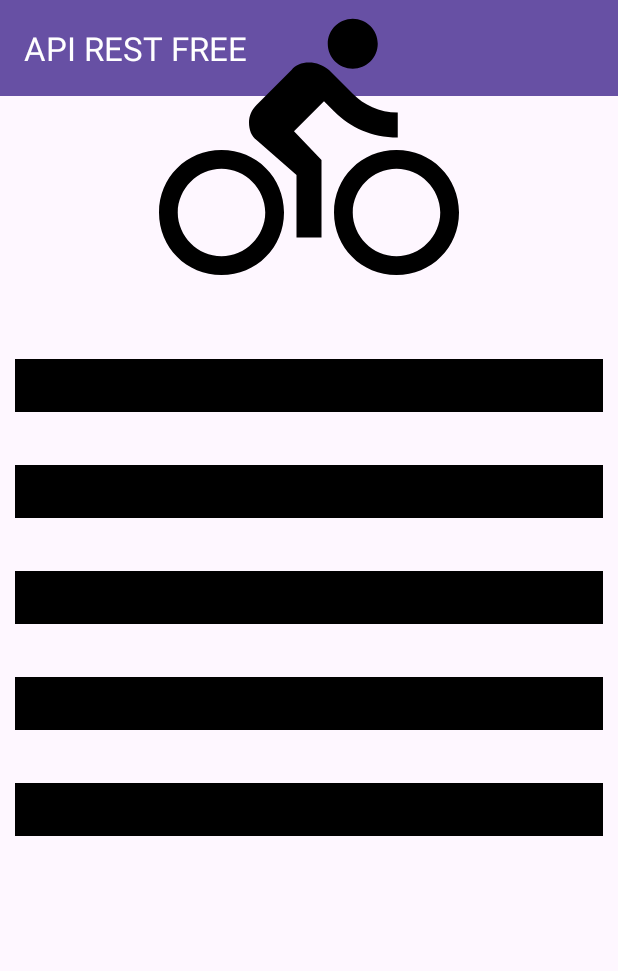
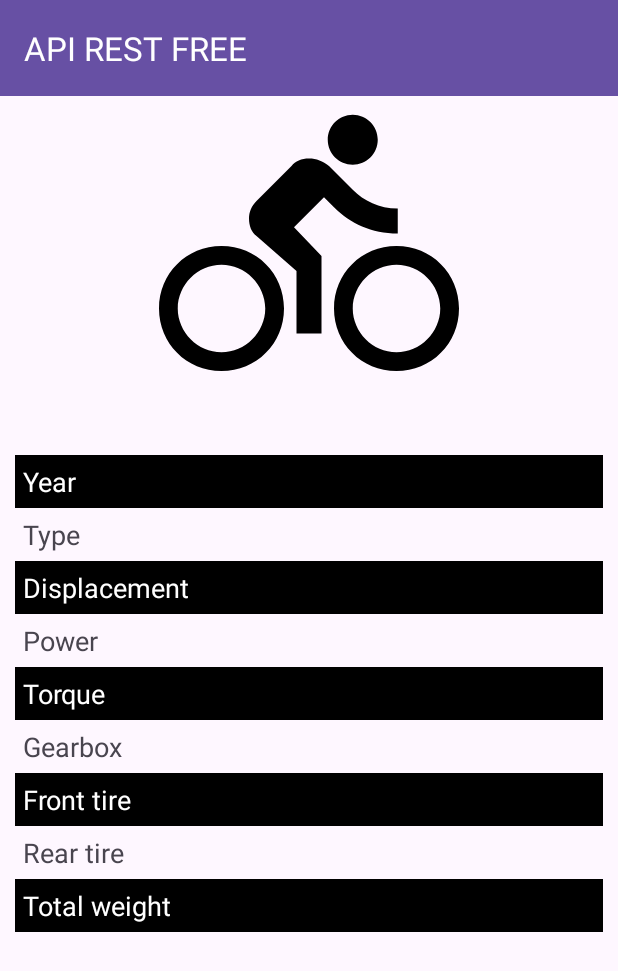
Before and after one commit to VicLT/PMDM_05_API_Rest_Free, an Android app: the DetailActivity screen opened directly, with no data from a screen before it, on a phone screen of 412 x 824 dp. Shown: the top 971 px of the screen. Run offline under Robolectric (Android 15) with nearby library versions, the phone set to English and light mode, and no system bars; network calls fail; Roboto replaces fonts that are not available here.

Commit message:
Detail works.

```diff
--- a/app/src/main/AndroidManifest.xml
+++ b/app/src/main/AndroidManifest.xml
@@ -17,7 +17,7 @@
         android:theme="@style/Theme.APIRESTFREE"
         tools:targetApi="35">
         <activity
-            android:name=".ui.detail.DetailMotorcycleActivity"
+            android:name=".ui.detail.DetailActivity"
             android:parentActivityName=".ui.main.MainActivity"
             android:exported="false">
         </activity>
--- a/app/src/main/java/edu/pract5/apirestfree/ui/detail/DetailMotorcycleActivity.kt
+++ b/app/src/main/java/edu/pract5/apirestfree/ui/detail/DetailActivity.kt
@@ -2,7 +2,6 @@ package edu.pract5.apirestfree.ui.detail
 
 import android.app.Activity
 import android.content.Intent
-import android.net.Uri
 import android.os.Build
 import android.os.Bundle
 import android.util.Log
@@ -11,16 +10,15 @@ import androidx.activity.enableEdgeToEdge
 import androidx.appcompat.app.AppCompatActivity
 import androidx.core.view.ViewCompat
 import androidx.core.view.WindowInsetsCompat
-import com.bumptech.glide.Glide
-import com.bumptech.glide.load.resource.bitmap.RoundedCorners
 import edu.pract5.apirestfree.R
 import edu.pract5.apirestfree.databinding.ActivityDetailBinding
 import edu.pract5.apirestfree.models.Motorcycle
+import java.util.Locale
 
 @Suppress("DEPRECATION")
-class DetailMotorcycleActivity : AppCompatActivity() {
+class DetailActivity : AppCompatActivity() {
     private lateinit var binding: ActivityDetailBinding
-    private val TAG = DetailMotorcycleActivity::class.java.simpleName
+    private val TAG = DetailActivity::class.java.simpleName
 
     override fun onCreate(savedInstanceState: Bundle?) {
         binding = ActivityDetailBinding.inflate(layoutInflater)
@@ -52,7 +50,7 @@ class DetailMotorcycleActivity : AppCompatActivity() {
             setupDetailView(motorcycle)
         } else {
             Toast.makeText(
-                this@DetailMotorcycleActivity,
+                this@DetailActivity,
                 "No city data",
                 Toast.LENGTH_SHORT
             ).show()
@@ -62,7 +60,7 @@ class DetailMotorcycleActivity : AppCompatActivity() {
     companion object {
         private const val EXTRA_MOTORCYCLE = "motorcycle"
         fun navigateToDetail(activity: Activity, motorcycle: Motorcycle) {
-            activity.startActivity(Intent(activity, DetailMotorcycleActivity::class.java).apply {
+            activity.startActivity(Intent(activity, DetailActivity::class.java).apply {
                 putExtra(EXTRA_MOTORCYCLE, motorcycle)
             })
         }
@@ -70,17 +68,24 @@ class DetailMotorcycleActivity : AppCompatActivity() {
 
     private fun setupDetailView(motorcycle: Motorcycle) {
         binding.tvMakeAndModel.text = String.format(getString(
-            R.string.txt_make_and_model
-        ),
-            motorcycle.make,
-            motorcycle.model
-        )
-
-
+                R.string.txt_make_and_model
+            ),
+                motorcycle.make,
+                motorcycle.model
+            ).uppercase(Locale.getDefault())
+        binding.tvYearData.text = if (motorcycle.year.isNullOrEmpty()) "-" else motorcycle.year
+        binding.tvTypeData.text = if (motorcycle.type.isNullOrEmpty()) "-" else motorcycle.type
+        binding.tvDisplacementData.text = if (motorcycle.displacement.isNullOrEmpty()) "-" else motorcycle.displacement
+        binding.tvPowerData.text = if (motorcycle.power.isNullOrEmpty()) "-" else motorcycle.power
+        binding.tvTorqueData.text = if (motorcycle.torque.isNullOrEmpty()) "-" else motorcycle.torque
+        binding.tvGearboxData.text = if (motorcycle.gearbox.isNullOrEmpty()) "-" else motorcycle.gearbox
+        binding.tvFrontTireData.text = if (motorcycle.frontTire.isNullOrEmpty()) "-" else motorcycle.frontTire
+        binding.tvRearTireData.text = if (motorcycle.rearTire.isNullOrEmpty()) "-" else motorcycle.rearTire
+        binding.tvTotalWeightData.text = if (motorcycle.totalWeight.isNullOrEmpty()) "-" else motorcycle.totalWeight
 
         // Configura la Toolbar y habilita el botón de "volver"
         setSupportActionBar(binding.mToolbarDetail)
         supportActionBar?.setDisplayHomeAsUpEnabled(true)
-        supportActionBar?.title = R.string.txt_make_and_model.toString()
+        supportActionBar?.title = getString(R.string.txt_back)
     }
 }
--- a/app/src/main/java/edu/pract5/apirestfree/ui/main/MainActivity.kt
+++ b/app/src/main/java/edu/pract5/apirestfree/ui/main/MainActivity.kt
@@ -22,7 +22,7 @@ import edu.pract5.apirestfree.domain.GetMotorcyclesUseCase
 import edu.pract5.apirestfree.domain.GetSortedFavMotorcyclesUseCase
 import edu.pract5.apirestfree.domain.UpdateFavMotorcycleUseCase
 import edu.pract5.apirestfree.models.Motorcycle
-import edu.pract5.apirestfree.ui.detail.DetailMotorcycleActivity
+import edu.pract5.apirestfree.ui.detail.DetailActivity
 import edu.pract5.apirestfree.utils.checkConnection
 import kotlinx.coroutines.launch
 
@@ -68,7 +68,7 @@ class MainActivity : AppCompatActivity() {
 
     private val adapter = MotorcyclesAdapter(
         onClick = { motorcycle ->
-            DetailMotorcycleActivity.navigateToDetail(this@MainActivity, motorcycle)
+            DetailActivity.navigateToDetail(this@MainActivity, motorcycle)
         },
         onClickFav = { motorcycle ->
             motorcycle.favourite = !motorcycle.favourite
--- a/app/src/main/java/edu/pract5/apirestfree/ui/main/MotorcyclesAdapter.kt
+++ b/app/src/main/java/edu/pract5/apirestfree/ui/main/MotorcyclesAdapter.kt
@@ -70,10 +70,10 @@ class MotorcyclesAdapter(
             bind.root.setOnClickListener {
                 onClick(motorcycle)
             }
-            bind.ivFav.setOnClickListener(
+            bind.ivFav.setOnClickListener {
                 onClickFav(motorcycle)
                 notifyItemChanged(adapterPosition)
-            )
+            }
             bind.ivFav.setImageState(
                 intArrayOf(R.attr.state_on),
                 motorcycle.favourite
--- a/app/src/main/res/layout/activity_detail.xml
+++ b/app/src/main/res/layout/activity_detail.xml
@@ -3,11 +3,11 @@
     xmlns:android="http://schemas.android.com/apk/res/android"
     xmlns:app="http://schemas.android.com/apk/res-auto"
     xmlns:tools="http://schemas.android.com/tools"
-    android:id="@+id/parentLinearLayout"
+    android:id="@+id/constraintLayout"
     android:layout_width="match_parent"
     android:layout_height="match_parent"
     android:orientation="horizontal"
-    tools:context=".ui.detail.DetailMotorcycleActivity">
+    tools:context=".ui.detail.DetailActivity">
 
     <com.google.android.material.appbar.AppBarLayout
         android:id="@+id/appbarDetail"
@@ -36,7 +36,7 @@
         android:layout_height="200dp"
         app:layout_constraintStart_toStartOf="parent"
         app:layout_constraintEnd_toEndOf="parent"
-        app:layout_constraintTop_toTopOf="parent"
+        app:layout_constraintTop_toBottomOf="@id/appbarDetail"
         android:contentDescription="@string/iv_motorcycle"
         android:src="@drawable/iv_motorcycle"
         tools:src="@drawable/iv_motorcycle" />
@@ -74,6 +74,7 @@
                 android:fontFamily="@font/alegreya_sc_medium"
                 android:textAppearance="@style/TextAppearance.AppCompat.Medium"
                 android:textColor="@color/white"
+                android:text="@string/txt_year"
                 tools:text="year property" />
 
             <TextView
@@ -100,6 +101,7 @@
                 android:layout_weight="1"
                 android:fontFamily="@font/alegreya_sc_medium"
                 android:textAppearance="@style/TextAppearance.AppCompat.Medium"
+                android:text="@string/txt_type"
                 tools:text="type property" />
 
             <TextView
@@ -127,6 +129,7 @@
                 android:fontFamily="@font/alegreya_sc_medium"
                 android:textAppearance="@style/TextAppearance.AppCompat.Medium"
                 android:textColor="@color/white"
+                android:text="@string/txt_displacement"
                 tools:text="Displacement property" />
 
             <TextView
@@ -153,6 +156,7 @@
                 android:layout_weight="1"
                 android:fontFamily="@font/alegreya_sc_medium"
                 android:textAppearance="@style/TextAppearance.AppCompat.Medium"
+                android:text="@string/txt_power"
                 tools:text="power property" />
 
             <TextView
@@ -180,6 +184,7 @@
                 android:fontFamily="@font/alegreya_sc_medium"
                 android:textAppearance="@style/TextAppearance.AppCompat.Medium"
                 android:textColor="@color/white"
+                android:text="@string/txt_torque"
                 tools:text="torque property" />
 
             <TextView
@@ -206,6 +211,7 @@
                 android:layout_weight="1"
                 android:fontFamily="@font/alegreya_sc_medium"
                 android:textAppearance="@style/TextAppearance.AppCompat.Medium"
+                android:text="@string/txt_gearbox"
                 tools:text="gearbox property" />
 
             <TextView
@@ -226,17 +232,18 @@
             android:padding="5dp" >
 
             <TextView
-                android:id="@+id/tv_fronttire_property"
+                android:id="@+id/tv_front_tire_property"
                 android:layout_width="0dp"
                 android:layout_height="wrap_content"
                 android:layout_weight="1"
                 android:fontFamily="@font/alegreya_sc_medium"
                 android:textAppearance="@style/TextAppearance.AppCompat.Medium"
                 android:textColor="@color/white"
+                android:text="@string/txt_front_tire"
                 tools:text="front tire property" />
 
             <TextView
-                android:id="@+id/tv_fronttire_data"
+                android:id="@+id/tv_front_tire_data"
                 android:layout_width="0dp"
                 android:layout_height="wrap_content"
                 android:layout_weight="1"
@@ -253,16 +260,17 @@
             android:padding="5dp" >
 
             <TextView
-                android:id="@+id/tv_reartire_property"
+                android:id="@+id/tv_rear_tire_property"
                 android:layout_width="0dp"
                 android:layout_height="wrap_content"
                 android:layout_weight="1"
                 android:fontFamily="@font/alegreya_sc_medium"
                 android:textAppearance="@style/TextAppearance.AppCompat.Medium"
+                android:text="@string/txt_rear_tire"
                 tools:text="rear tire property" />
 
             <TextView
-                android:id="@+id/tv_reartire_data"
+                android:id="@+id/tv_rear_tire_data"
                 android:layout_width="0dp"
                 android:layout_height="wrap_content"
                 android:layout_weight="1"
@@ -279,17 +287,18 @@
             android:padding="5dp" >
 
             <TextView
-                android:id="@+id/tv_totalweight_property"
+                android:id="@+id/tv_total_weight_property"
                 android:layout_width="0dp"
                 android:layout_height="wrap_content"
                 android:layout_weight="1"
                 android:fontFamily="@font/alegreya_sc_medium"
                 android:textAppearance="@style/TextAppearance.AppCompat.Medium"
                 android:textColor="@color/white"
+                android:text="@string/txt_total_weight"
                 tools:text="total weight property" />
 
             <TextView
-                android:id="@+id/tv_totalweight_data"
+                android:id="@+id/tv_total_weight_data"
                 android:layout_width="0dp"
                 android:layout_height="wrap_content"
                 android:layout_weight="1"
--- a/app/src/main/res/values/strings.xml
+++ b/app/src/main/res/values/strings.xml
@@ -12,5 +12,15 @@
     <string name="btn_alert_dialog">Accept.</string>
     <string name="warning_title">Error</string>
     <string name="warning_message">There is no favourite motorcycle to display.</string>
-    <string name="txt_make_and_model">%1$s %2$s?</string>
+    <string name="txt_make_and_model">%1$s %2$s</string>
+    <string name="txt_total_weight">Total weight</string>
+    <string name="txt_rear_tire">Rear tire</string>
+    <string name="txt_front_tire">Front tire</string>
+    <string name="txt_gearbox">Gearbox</string>
+    <string name="txt_torque">Torque</string>
+    <string name="txt_power">Power</string>
+    <string name="txt_displacement">Displacement</string>
+    <string name="txt_type">Type</string>
+    <string name="txt_year">Year</string>
+    <string name="txt_back">Back to list</string>
 </resources>
```
